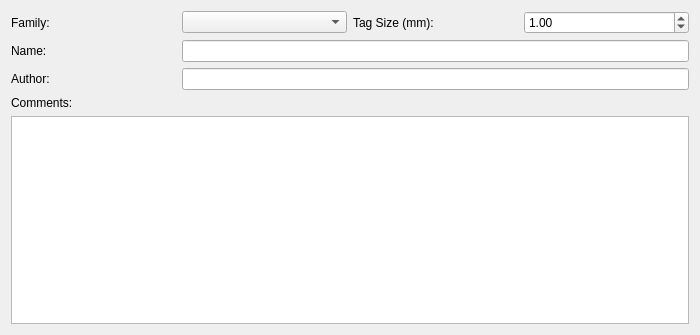
Above: src/fort/studio/widget/GlobalPropertyWidget.ui from formicidae-tracker/studio before the change. Below: the same form after it.
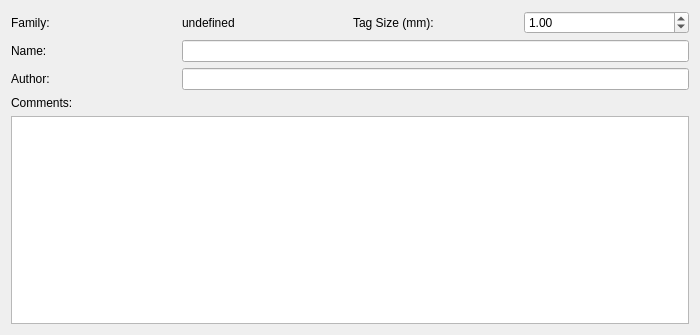
That is the form after the change. Custom widgets are drawn as their Qt base class.

The edit to the form file:
```diff
--- a/src/fort/studio/widget/GlobalPropertyWidget.ui
+++ b/src/fort/studio/widget/GlobalPropertyWidget.ui
@@ -24,9 +24,6 @@
      </property>
     </widget>
    </item>
-   <item row="0" column="1">
-    <widget class="TagFamilyComboBox" name="familySelector"/>
-   </item>
    <item row="0" column="3">
     <widget class="QDoubleSpinBox" name="tagSizeEdit">
      <property name="minimum">
@@ -92,15 +89,15 @@
      </property>
     </widget>
    </item>
+   <item row="0" column="1">
+    <widget class="QLabel" name="familyValueLabel">
+     <property name="text">
+      <string>undefined</string>
+     </property>
+    </widget>
+   </item>
   </layout>
  </widget>
- <customwidgets>
-  <customwidget>
-   <class>TagFamilyComboBox</class>
-   <extends>QComboBox</extends>
-   <header location="global">fort/studio/widget/base/TagFamilyComboBox.hpp</header>
-  </customwidget>
- </customwidgets>
  <tabstops>
   <tabstop>familySelector</tabstop>
   <tabstop>tagSizeEdit</tabstop>
```
Left out of the diff: 4 changed lines with no effect on the pictures.
